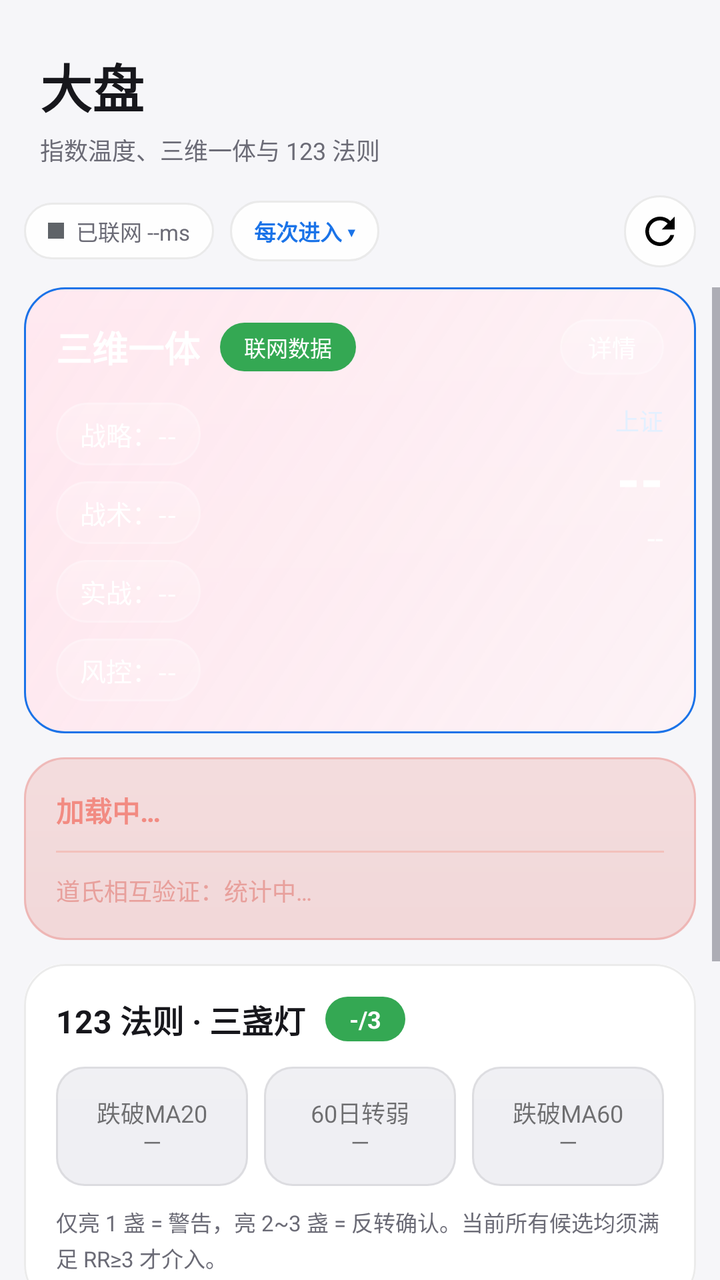
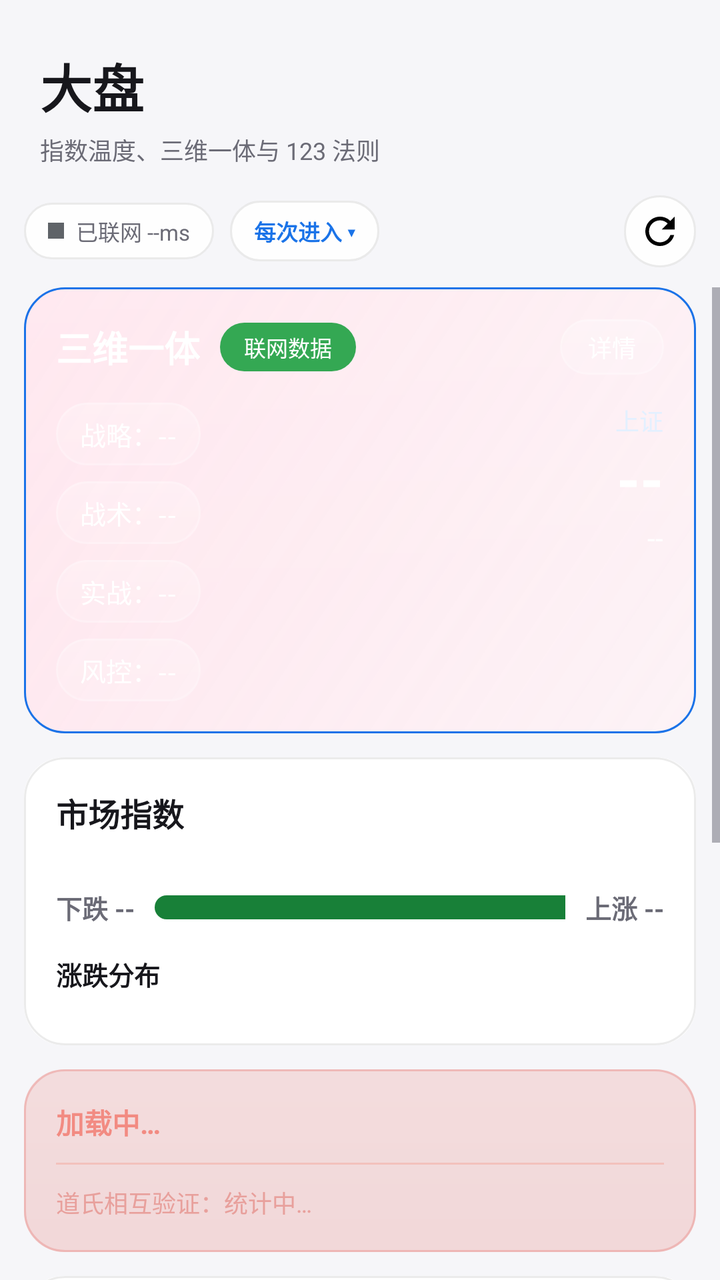

Before-and-after screenshots of an Android layout around one commit, followed by the original layout XML and the change that was made.
<!-- AndroidManifest.xml: application theme Theme.DsaMobile -->
<!-- res/layout/fragment_market.xml -->
<?xml version="1.0" encoding="utf-8"?>
<LinearLayout xmlns:android="http://schemas.android.com/apk/res/android"
    xmlns:app="http://schemas.android.com/apk/res-auto"
    android:layout_width="match_parent"
    android:layout_height="match_parent"
    android:orientation="vertical">

    
    <LinearLayout
        android:layout_width="match_parent"
        android:layout_height="wrap_content"
        android:orientation="vertical"
        android:paddingStart="20dp"
        android:paddingTop="24dp"
        android:paddingEnd="20dp"
        android:paddingBottom="4dp">

        <TextView
            android:layout_width="match_parent"
            android:layout_height="wrap_content"
            android:text="大盘"
            android:textColor="?attr/dsaText"
            android:textSize="26sp"
            android:textStyle="bold" />

        <TextView
            android:layout_width="match_parent"
            android:layout_height="wrap_content"
            android:layout_marginTop="4dp"
            android:text="指数温度、三维一体与 123 法则"
            android:textColor="?attr/dsaText2"
            android:textSize="12sp" />
    </LinearLayout>

    
    <LinearLayout
        android:layout_width="match_parent"
        android:layout_height="wrap_content"
        android:orientation="horizontal"
        android:gravity="center_vertical"
        android:paddingHorizontal="12dp"
        android:paddingVertical="10dp">

        
        <LinearLayout
            android:layout_width="wrap_content"
            android:layout_height="wrap_content"
            android:orientation="horizontal"
            android:gravity="center_vertical"
            android:background="@drawable/bg_pill_surface"
            android:tag="dsa_tag"
            android:paddingHorizontal="12dp"
            android:paddingVertical="6dp">

            <View
                android:id="@+id/netDot"
                android:layout_width="8dp"
                android:layout_height="8dp"
                android:layout_marginEnd="6dp"
                android:background="#5F6368" />

            <TextView
                android:id="@+id/netStatus"
                android:layout_width="wrap_content"
                android:layout_height="wrap_content"
                android:text="已联网 --ms"
                android:textSize="11sp"
                android:textColor="?attr/dsaText2" />
        </LinearLayout>

        
        <TextView
            android:id="@+id/tvRefreshMode"
            android:layout_width="wrap_content"
            android:layout_height="wrap_content"
            android:layout_marginStart="8dp"
            android:background="@drawable/bg_pill_surface"
            android:tag="dsa_tag"
            android:clickable="true"
            android:focusable="true"
            android:paddingHorizontal="12dp"
            android:paddingVertical="7dp"
            android:text="每次进入 ▾"
            android:textColor="?attr/dsaPrimary"
            android:textSize="11sp"
            android:textStyle="bold" />

        <View
            android:layout_width="0dp"
            android:layout_height="0dp"
            android:layout_weight="1" />

        <ProgressBar
            android:id="@+id/refreshSpin"
            android:layout_width="20dp"
            android:layout_height="20dp"
            android:visibility="gone"
            android:layout_marginEnd="8dp" />

        <ImageView
            android:id="@+id/refreshBtn"
            android:layout_width="36dp"
            android:layout_height="36dp"
            android:padding="7dp"
            android:background="@drawable/bg_pill_surface"
            android:src="@drawable/ic_refresh"
            android:contentDescription="刷新" />
    </LinearLayout>

    <ScrollView
        android:layout_width="match_parent"
        android:layout_height="0dp"
        android:layout_weight="1"
        android:fillViewport="true">

        <LinearLayout
            android:layout_width="match_parent"
            android:layout_height="wrap_content"
            android:orientation="vertical"
            android:paddingHorizontal="12dp"
            android:paddingBottom="32dp">

            
            <LinearLayout
                android:id="@+id/heroCard"
                android:layout_width="match_parent"
                android:layout_height="wrap_content"
                android:orientation="vertical"
                android:background="@drawable/bg_primary_round"
                android:padding="16dp"
                android:layout_marginBottom="12dp">

                <LinearLayout
                    android:layout_width="match_parent"
                    android:layout_height="wrap_content"
                    android:orientation="horizontal"
                    android:gravity="center_vertical">
                    <TextView
                        android:layout_width="wrap_content"
                        android:layout_height="wrap_content"
                        android:text="三维一体"
                        android:textSize="18sp"
                        android:textStyle="bold"
                        android:textColor="#FFFFFF" />
                    <TextView
                        android:id="@+id/dataBadge"
                        android:layout_width="wrap_content"
                        android:layout_height="wrap_content"
                        android:text="联网数据"
                        android:textSize="11sp"
                        android:textColor="#FFFFFF"
                        android:background="@drawable/bg_badge_green"
                        android:tag="dsa_tag"
                        android:paddingHorizontal="12dp"
                        android:paddingVertical="4dp"
                        android:layout_marginStart="10dp" />
                    <View
                        android:layout_width="0dp"
                        android:layout_height="0dp"
                        android:layout_weight="1" />
                    <TextView
                        android:layout_width="wrap_content"
                        android:layout_height="wrap_content"
                        android:text="详情"
                        android:textSize="12sp"
                        android:textColor="#FFFFFF"
                        android:background="@drawable/bg_pill_white"
                        android:tag="dsa_tag"
                        android:paddingHorizontal="14dp"
                        android:paddingVertical="5dp" />
                </LinearLayout>

                <LinearLayout
                    android:layout_width="match_parent"
                    android:layout_height="wrap_content"
                    android:orientation="horizontal"
                    android:layout_marginTop="14dp">

                    <LinearLayout
                        android:layout_width="0dp"
                        android:layout_height="wrap_content"
                        android:layout_weight="1.4"
                        android:orientation="vertical">
                        <TextView
                            android:id="@+id/strategyText"
                            android:layout_width="wrap_content"
                            android:layout_height="wrap_content"
                            android:text="战略：--"
                            android:textSize="13sp"
                            android:textColor="#FFFFFF"
                            android:background="@drawable/bg_pill_white"
                            android:tag="dsa_tag"
                            android:paddingHorizontal="12dp"
                            android:paddingVertical="6dp"
                            android:layout_marginBottom="8dp" />
                        <TextView
                            android:id="@+id/tacticText"
                            android:layout_width="wrap_content"
                            android:layout_height="wrap_content"
                            android:text="战术：--"
                            android:textSize="13sp"
                            android:textColor="#FFFFFF"
                            android:background="@drawable/bg_pill_white"
                            android:tag="dsa_tag"
                            android:paddingHorizontal="12dp"
                            android:paddingVertical="6dp"
                            android:layout_marginBottom="8dp" />
                        <TextView
                            android:id="@+id/practiceText"
                            android:layout_width="wrap_content"
                            android:layout_height="wrap_content"
                            android:text="实战：--"
                            android:textSize="13sp"
                            android:textColor="#FFFFFF"
                            android:background="@drawable/bg_pill_white"
                            android:tag="dsa_tag"
                            android:paddingHorizontal="12dp"
                            android:paddingVertical="6dp"
                            android:layout_marginBottom="8dp" />
                        <TextView
                            android:id="@+id/riskText"
                            android:layout_width="wrap_content"
                            android:layout_height="wrap_content"
                            android:text="风控：--"
                            android:textSize="13sp"
                            android:textColor="#FFFFFF"
                            android:background="@drawable/bg_pill_white"
                            android:tag="dsa_tag"
                            android:paddingHorizontal="12dp"
                            android:paddingVertical="6dp" />
                    </LinearLayout>

                    <LinearLayout
                        android:layout_width="0dp"
                        android:layout_height="wrap_content"
                        android:layout_weight="1"
                        android:orientation="vertical"
                        android:gravity="end">
                        <TextView
                            android:id="@+id/indexName"
                            android:layout_width="wrap_content"
                            android:layout_height="wrap_content"
                            android:text="上证"
                            android:textSize="12sp"
                            android:textColor="#E3F0FF" />
                        <TextView
                            android:id="@+id/indexPrice"
                            android:layout_width="wrap_content"
                            android:layout_height="wrap_content"
                            android:text="--"
                            android:textSize="30sp"
                            android:textStyle="bold"
                            android:textColor="#FFFFFF" />
                        <TextView
                            android:id="@+id/indexChange"
                            android:layout_width="wrap_content"
                            android:layout_height="wrap_content"
                            android:text="--"
                            android:textSize="14sp"
                            android:textColor="#FFFFFF" />
                    </LinearLayout>
                </LinearLayout>
            </LinearLayout>

            
            <LinearLayout
                android:layout_width="match_parent"
                android:layout_height="wrap_content"
                android:orientation="vertical"
                android:background="@drawable/bg_warn_round"
                android:padding="16dp"
                android:layout_marginBottom="12dp">
                <TextView
                    android:id="@+id/warnLine1"
                    android:layout_width="match_parent"
                    android:layout_height="wrap_content"
                    android:text="加载中…"
                    android:textSize="14sp"
                    android:textStyle="bold"
                    android:textColor="#F28B82"
                    android:lineSpacingExtra="3dp" />
                <View
                    android:layout_width="match_parent"
                    android:layout_height="1dp"
                    android:background="#F3C1BC"
                    android:layout_marginVertical="10dp" />
                <TextView
                    android:id="@+id/daoLine"
                    android:layout_width="match_parent"
                    android:layout_height="wrap_content"
                    android:text="道氏相互验证：统计中…"
                    android:textSize="12sp"
                    android:textColor="#E8A09C"
                    android:lineSpacingExtra="3dp" />
            </LinearLayout>

            
            <LinearLayout
                android:layout_width="match_parent"
                android:layout_height="wrap_content"
                android:orientation="vertical"
                android:background="@drawable/bg_card_round"
                android:padding="16dp"
                android:layout_marginBottom="12dp">
                <LinearLayout
                    android:layout_width="match_parent"
                    android:layout_height="wrap_content"
                    android:orientation="horizontal"
                    android:gravity="center_vertical">
                    <TextView
                        android:layout_width="wrap_content"
                        android:layout_height="wrap_content"
                        android:text="123 法则 · 三盏灯"
                        android:textSize="16sp"
                        android:textStyle="bold"
                        android:textColor="?attr/dsaText" />
                    <TextView
                        android:id="@+id/lightsBadge"
                        android:layout_width="wrap_content"
                        android:layout_height="wrap_content"
                        android:text="-/3"
                        android:textSize="12sp"
                        android:textStyle="bold"
                        android:textColor="#FFFFFF"
                        android:background="@drawable/bg_badge_green"
                        android:tag="dsa_tag"
                        android:paddingHorizontal="12dp"
                        android:paddingVertical="3dp"
                        android:layout_marginStart="10dp" />
                </LinearLayout>

                <LinearLayout
                    android:layout_width="match_parent"
                    android:layout_height="wrap_content"
                    android:orientation="horizontal"
                    android:layout_marginTop="12dp"
                    android:baselineAligned="false">
                    <TextView
                        android:id="@+id/light1"
                        android:layout_width="0dp"
                        android:layout_height="wrap_content"
                        android:layout_weight="1"
                        android:gravity="center"
                        android:text="跌破MA20\n—"
                        android:textSize="12sp"
                        android:paddingVertical="14dp"
                        android:layout_marginEnd="8dp"
                        android:background="@drawable/bg_light_round" />
                    <TextView
                        android:id="@+id/light2"
                        android:layout_width="0dp"
                        android:layout_height="wrap_content"
                        android:layout_weight="1"
                        android:gravity="center"
                        android:text="60日转弱\n—"
                        android:textSize="12sp"
                        android:paddingVertical="14dp"
                        android:layout_marginEnd="8dp"
                        android:background="@drawable/bg_light_round" />
                    <TextView
                        android:id="@+id/light3"
                        android:layout_width="0dp"
                        android:layout_height="wrap_content"
                        android:layout_weight="1"
                        android:gravity="center"
                        android:text="跌破MA60\n—"
                        android:textSize="12sp"
                        android:paddingVertical="14dp"
                        android:background="@drawable/bg_light_round" />
                </LinearLayout>

                <TextView
                    android:layout_width="match_parent"
                    android:layout_height="wrap_content"
                    android:text="仅亮 1 盏 = 警告，亮 2~3 盏 = 反转确认。当前所有候选均须满足 RR≥3 才介入。"
                    android:textSize="11sp"
                    android:textColor="?attr/dsaText2"
                    android:layout_marginTop="10dp"
                    android:lineSpacingExtra="2dp" />
            </LinearLayout>

            
            <LinearLayout
                android:layout_width="match_parent"
                android:layout_height="wrap_content"
                android:orientation="vertical"
                android:background="@drawable/bg_card_round"
                android:padding="16dp"
                android:layout_marginBottom="16dp">
                <LinearLayout
                    android:layout_width="match_parent"
                    android:layout_height="wrap_content"
                    android:orientation="horizontal"
                    android:gravity="center_vertical">
                    <TextView
                        android:layout_width="wrap_content"
                        android:layout_height="wrap_content"
                        android:text="🏢 板块强弱（实时聚合）"
                        android:textSize="16sp"
                        android:textStyle="bold"
                        android:textColor="?attr/dsaText" />
                    <View
                        android:layout_width="0dp"
                        android:layout_height="0dp"
                        android:layout_weight="1" />
                    <TextView
                        android:id="@+id/sectorRefresh"
                        android:layout_width="wrap_content"
                        android:layout_height="wrap_content"
                        android:text="刷新"
                        android:textSize="12sp"
                        android:textColor="?attr/dsaText2"
                        android:background="@drawable/bg_pill_surface"
                        android:paddingHorizontal="14dp"
                        android:paddingVertical="5dp" />
                </LinearLayout>

                <TextView
                    android:id="@+id/upTitle"
                    android:layout_width="wrap_content"
                    android:layout_height="wrap_content"
                    android:text="领涨行业"
                    android:textSize="12sp"
                    android:textColor="?attr/dsaText2"
                    android:layout_marginTop="12dp" />

                <LinearLayout
                    android:id="@+id/upSectors"
                    android:layout_width="match_parent"
                    android:layout_height="wrap_content"
                    android:orientation="vertical"
                    android:layout_marginTop="6dp" />

                <TextView
                    android:id="@+id/downTitle"
                    android:layout_width="wrap_content"
                    android:layout_height="wrap_content"
                    android:text="领跌行业"
                    android:textSize="12sp"
                    android:textColor="?attr/dsaText2"
                    android:layout_marginTop="14dp" />

                <LinearLayout
                    android:id="@+id/downSectors"
                    android:layout_width="match_parent"
                    android:layout_height="wrap_content"
                    android:orientation="vertical"
                    android:layout_marginTop="6dp" />

                <TextView
                    android:id="@+id/sectorSource"
                    android:layout_width="wrap_content"
                    android:layout_height="wrap_content"
                    android:text="数据源：东方财富行业板块"
                    android:textSize="10sp"
                    android:textColor="?attr/dsaText2"
                    android:layout_marginTop="14dp" />
            </LinearLayout>

            
            <TextView
                android:id="@+id/loadError"
                android:layout_width="match_parent"
                android:layout_height="wrap_content"
                android:text=""
                android:textSize="12sp"
                android:textColor="#F28B82"
                android:gravity="center"
                android:visibility="gone"
                android:padding="20dp" />
        </LinearLayout>
    </ScrollView>
</LinearLayout>
<!-- resources referenced by this layout -->
<resources>
  <!-- drawable bg_badge_green (drawable) -->
  <?xml version="1.0" encoding="utf-8"?>
  <shape xmlns:android="http://schemas.android.com/apk/res/android">
      <solid android:color="#34A853" />
      <corners android:radius="100dp" />
  </shape>
  <style name="Theme.DsaMobile" parent="Theme.Dsa.Blue" />
  <style name="Theme.Dsa.Blue" parent="Theme.Dsa.Base" />
  <color name="theme_blue">#1A73E8</color>
  <color name="theme_blue_dark">#1557B0</color>
  <color name="soft_blue">#E8F0FE</color>
  <color name="light_card">#FFFFFF</color>
  <color name="light_text">#17171C</color>
  <color name="light_text2">#6B6B76</color>
  <color name="light_bg">#F6F6F9</color>
  <color name="light_surface2">#EFEFF3</color>
  <color name="light_divider">#E6E6EC</color>
  <color name="glass_tint_light">#F2FFFFFF</color>
  <color name="glass_stroke_light">#14000000</color>
  <color name="glass_hi_light">#14FFFFFF</color>
  <color name="nav_glass_light">#59FFFFFF</color>
  <style name="Widget.Dsa.Button" parent="Widget.MaterialComponents.Button">
          <item name="cornerRadius">10dp</item>
          <item name="android:textAllCaps">false</item>
      </style>
  <style name="Widget.Dsa.Fab" parent="Widget.MaterialComponents.FloatingActionButton">
          <item name="backgroundTint">?attr/dsaPrimary</item>
          <item name="tint">@color/light_card</item>
          <item name="shapeAppearanceOverlay">@style/ShapeAppearance.Dsa.Fab</item>
      </style>
  <style name="Widget.Dsa.ActionBarTitle" parent="TextAppearance.Widget.AppCompat.Toolbar.Title">
          <item name="android:textSize">18sp</item>
          <item name="android:textStyle">bold</item>
          <item name="android:letterSpacing">0.01</item>
      </style>
  <style name="ShapeAppearance.Dsa.Fab" parent="ShapeAppearance.MaterialComponents.LargeComponent">
          <item name="cornerFamily">rounded</item>
          <item name="cornerSize">16dp</item>
      </style>
  <!-- drawable bottom_nav_color (drawable) -->
  <?xml version="1.0" encoding="utf-8"?>
  <selector xmlns:android="http://schemas.android.com/apk/res/android">
      <item android:color="?attr/dsaOnPrimary" android:state_checked="true" />
      <item android:color="?attr/dsaText2" />
  </selector>
  <style name="TextAppearance.Dsa.NavActive" parent="TextAppearance.MaterialComponents.Caption">
          <item name="android:textSize">11sp</item>
          <item name="android:textStyle">bold</item>
          <item name="android:textColor">?attr/dsaOnPrimary</item>
      </style>
  <style name="TextAppearance.Dsa.NavInactive" parent="TextAppearance.MaterialComponents.Caption">
          <item name="android:textSize">11sp</item>
          <item name="android:textColor">?attr/dsaText2</item>
      </style>
  <style name="ShapeAppearance.Dsa.Dialog" parent="ShapeAppearance.MaterialComponents.LargeComponent">
          <item name="cornerFamily">rounded</item>
          <item name="cornerSize">28dp</item>
      </style>
  <style name="Widget.Dsa.DialogButton" parent="Widget.MaterialComponents.Button.TextButton">
          <item name="android:textAllCaps">false</item>
          <item name="android:textColor">?attr/dsaPrimary</item>
      </style>
  <style name="ShapeAppearance.Dsa.NavPill" parent="ShapeAppearance.MaterialComponents.LargeComponent">
          <item name="cornerFamily">rounded</item>
          <item name="cornerSize">100dp</item>
      </style>
  <!-- unchanged entries left out for length: 13 -->
</resources>

<!-- the commit's change to res/layout/fragment_market.xml (unified diff, before → after) -->
@@ -264,6 +264,153 @@
 
             
             <LinearLayout
+                android:id="@+id/marketIndexCard"
+                android:layout_width="match_parent"
+                android:layout_height="wrap_content"
+                android:orientation="vertical"
+                android:background="@drawable/bg_card_round"
+                android:padding="16dp"
+                android:layout_marginBottom="12dp">
+
+                <LinearLayout
+                    android:layout_width="match_parent"
+                    android:layout_height="wrap_content"
+                    android:orientation="horizontal"
+                    android:gravity="center_vertical">
+
+                    <TextView
+                        android:layout_width="wrap_content"
+                        android:layout_height="wrap_content"
+                        android:text="市场指数"
+                        android:textSize="16sp"
+                        android:textStyle="bold"
+                        android:textColor="?attr/dsaText" />
+
+                    <View
+                        android:layout_width="0dp"
+                        android:layout_height="0dp"
+                        android:layout_weight="1" />
+
+                    <TextView
+                        android:id="@+id/breadthTime"
+                        android:layout_width="wrap_content"
+                        android:layout_height="wrap_content"
+                        android:text=""
+                        android:textSize="11sp"
+                        android:textColor="?attr/dsaText2" />
+                </LinearLayout>
+
+                <HorizontalScrollView
+                    android:layout_width="match_parent"
+                    android:layout_height="wrap_content"
+                    android:layout_marginTop="12dp"
+                    android:scrollbars="none">
+
+                    <LinearLayout
+                        android:id="@+id/indexChips"
+                        android:layout_width="wrap_content"
+                        android:layout_height="wrap_content"
+                        android:orientation="horizontal" />
+                </HorizontalScrollView>
+
+                <LinearLayout
+                    android:layout_width="match_parent"
+                    android:layout_height="wrap_content"
+                    android:orientation="horizontal"
+                    android:gravity="center_vertical"
+                    android:layout_marginTop="14dp">
+
+                    <TextView
+                        android:id="@+id/breadthDownLabel"
+                        android:layout_width="wrap_content"
+                        android:layout_height="wrap_content"
+                        android:text="下跌 --"
+                        android:textSize="13sp"
+                        android:textStyle="bold"
+                        android:textColor="?attr/dsaText2" />
+
+                    <LinearLayout
+                        android:id="@+id/breadthTrack"
+                        android:layout_width="0dp"
+                        android:layout_height="12dp"
+                        android:layout_weight="1"
+                        android:orientation="horizontal"
+                        android:layout_marginStart="10dp"
+                        android:layout_marginEnd="10dp">
+
+                        <View
+                            android:id="@+id/breadthDownBar"
+                            android:layout_width="0dp"
+                            android:layout_height="match_parent"
+                            android:layout_weight="1"
+                            android:background="@drawable/bg_breadth_down" />
+
+                        <View
+                            android:id="@+id/breadthFlatBar"
+                            android:layout_width="0dp"
+                            android:layout_height="match_parent"
+                            android:layout_weight="0" />
+
+                        <View
+                            android:id="@+id/breadthUpBar"
+                            android:layout_width="0dp"
+                            android:layout_height="match_parent"
+                            android:layout_weight="0"
+                            android:background="@drawable/bg_breadth_up" />
+                    </LinearLayout>
+
+                    <TextView
+                        android:id="@+id/breadthUpLabel"
+                        android:layout_width="wrap_content"
+                        android:layout_height="wrap_content"
+                        android:text="上涨 --"
+                        android:textSize="13sp"
+                        android:textStyle="bold"
+                        android:textColor="?attr/dsaText2" />
+                </LinearLayout>
+
+                <LinearLayout
+                    android:layout_width="match_parent"
+                    android:layout_height="wrap_content"
+                    android:orientation="horizontal"
+                    android:gravity="center_vertical"
+                    android:layout_marginTop="14dp">
+
+                    <TextView
+                        android:id="@+id/distTitle"
+                        android:layout_width="0dp"
+                        android:layout_height="wrap_content"
+                        android:layout_weight="1"
+                        android:text="涨跌分布"
+                        android:textSize="13sp"
+                        android:textStyle="bold"
+                        android:textColor="?attr/dsaText" />
+
+                    <TextView
+                        android:id="@+id/distMedian"
+                        android:layout_width="wrap_content"
+                        android:layout_height="wrap_content"
+                        android:text=""
+                        android:textSize="11sp"
+                        android:textColor="?attr/dsaText2" />
+                </LinearLayout>
+
+                <HorizontalScrollView
+                    android:layout_width="match_parent"
+                    android:layout_height="wrap_content"
+                    android:layout_marginTop="10dp"
+                    android:scrollbars="none">
+
+                    <LinearLayout
+                        android:id="@+id/distChart"
+                        android:layout_width="wrap_content"
+                        android:layout_height="wrap_content"
+                        android:orientation="horizontal" />
+                </HorizontalScrollView>
+            </LinearLayout>
+
+            
+            <LinearLayout
                 android:layout_width="match_parent"
                 android:layout_height="wrap_content"
                 android:orientation="vertical"
<!-- resource entries referenced after the edit -->
@@ -5,6 +5,18 @@
   <shape xmlns:android="http://schemas.android.com/apk/res/android">
       <solid android:color="#34A853" />
       <corners android:radius="100dp" />
+  </shape>
+  <!-- drawable bg_breadth_down (drawable) -->
+  <?xml version="1.0" encoding="utf-8"?>
+  <shape xmlns:android="http://schemas.android.com/apk/res/android" android:shape="rectangle">
+      <solid android:color="#188038" />
+      <corners android:topLeftRadius="6dp" android:bottomLeftRadius="6dp" />
+  </shape>
+  <!-- drawable bg_breadth_up (drawable) -->
+  <?xml version="1.0" encoding="utf-8"?>
+  <shape xmlns:android="http://schemas.android.com/apk/res/android" android:shape="rectangle">
+      <solid android:color="#D93025" />
+      <corners android:topRightRadius="6dp" android:bottomRightRadius="6dp" />
   </shape>
   <style name="Theme.DsaMobile" parent="Theme.Dsa.Blue" />
   <style name="Theme.Dsa.Blue" parent="Theme.Dsa.Base" />
